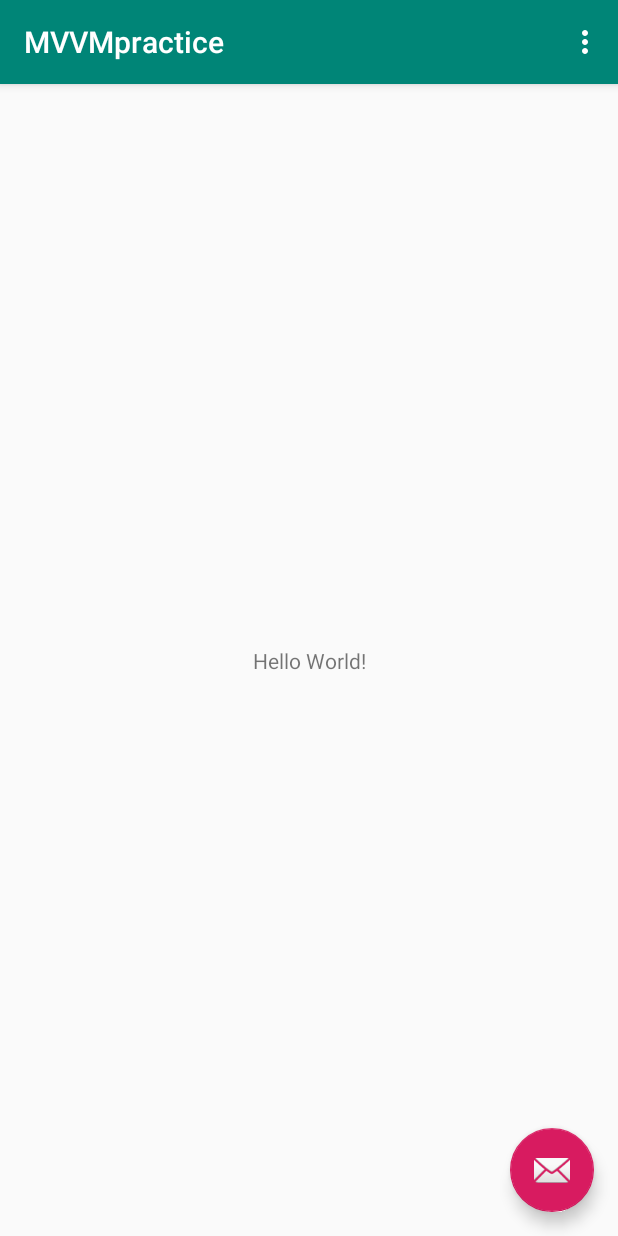
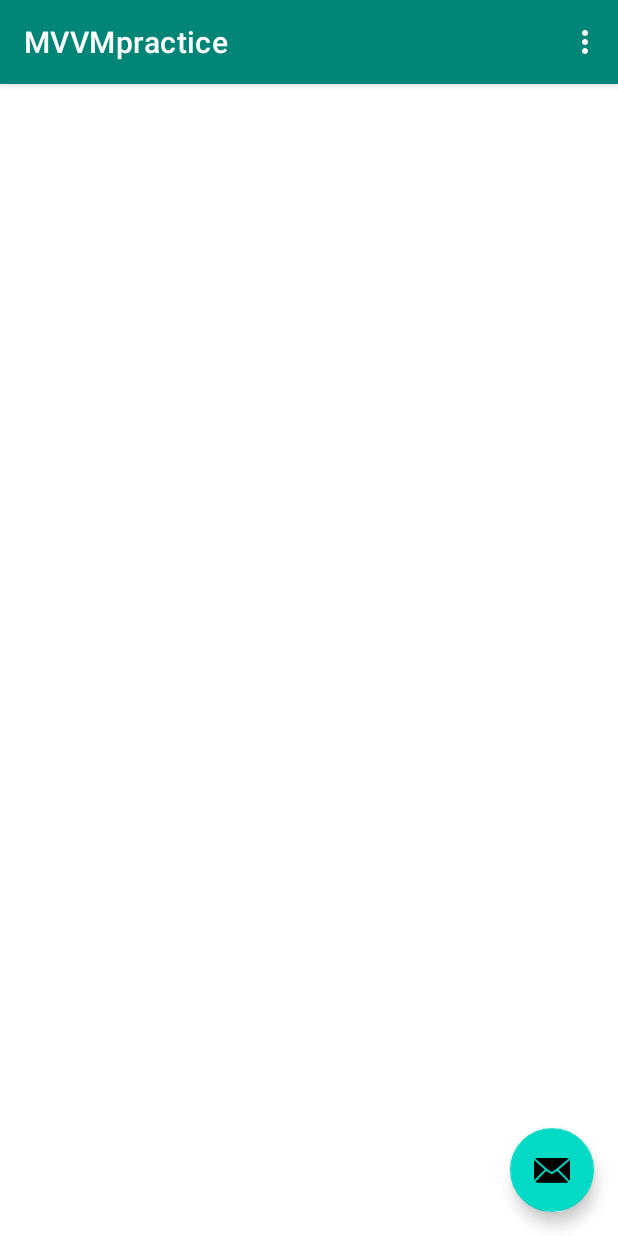
Before and after one commit to beatricefar/MVVMpractice, an Android app: the screen it shows after launch (MainActivity), on a phone screen of 412 x 824 dp. Run offline under Robolectric (Android 15) with nearby library versions, the phone set to English and light mode, and no system bars.

Commit message:
Add material io dependency

```diff
--- a/app/build.gradle
+++ b/app/build.gradle
@@ -31,4 +31,5 @@ dependencies {
     testImplementation 'junit:junit:4.12'
     androidTestImplementation 'androidx.test:runner:1.2.0'
     androidTestImplementation 'androidx.test.espresso:espresso-core:3.2.0'
+    implementation 'com.google.android.material:material:1.1.0-alpha07'
 }
--- a/app/src/main/res/values/colors.xml
+++ b/app/src/main/res/values/colors.xml
@@ -3,4 +3,7 @@
     <color name="colorPrimary">#008577</color>
     <color name="colorPrimaryDark">#00574B</color>
     <color name="colorAccent">#D81B60</color>
+
+    <!--BASIC COLORS-->
+    <color name="white">#FFFFFF</color>
 </resources>
--- a/app/src/main/res/values/styles.xml
+++ b/app/src/main/res/values/styles.xml
@@ -1,11 +1,12 @@
 <resources>
 
     <!-- Base application theme. -->
-    <style name="AppTheme" parent="Theme.AppCompat.Light.DarkActionBar">
+    <style name="AppTheme" parent="Theme.MaterialComponents.NoActionBar">
         <!-- Customize your theme here. -->
         <item name="colorPrimary">@color/colorPrimary</item>
         <item name="colorPrimaryDark">@color/colorPrimaryDark</item>
         <item name="colorAccent">@color/colorAccent</item>
+        <item name="android:colorBackground">@color/white</item>
     </style>
     <style name="AppTheme.NoActionBar">
         <item name="windowActionBar">false</item>
```
